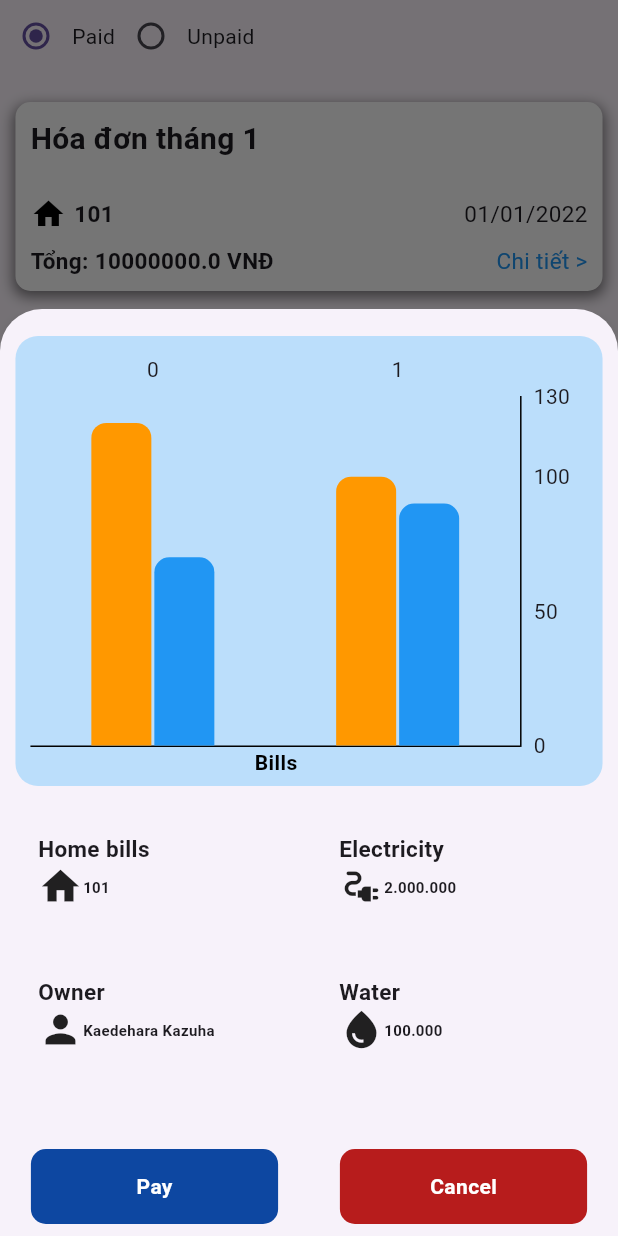
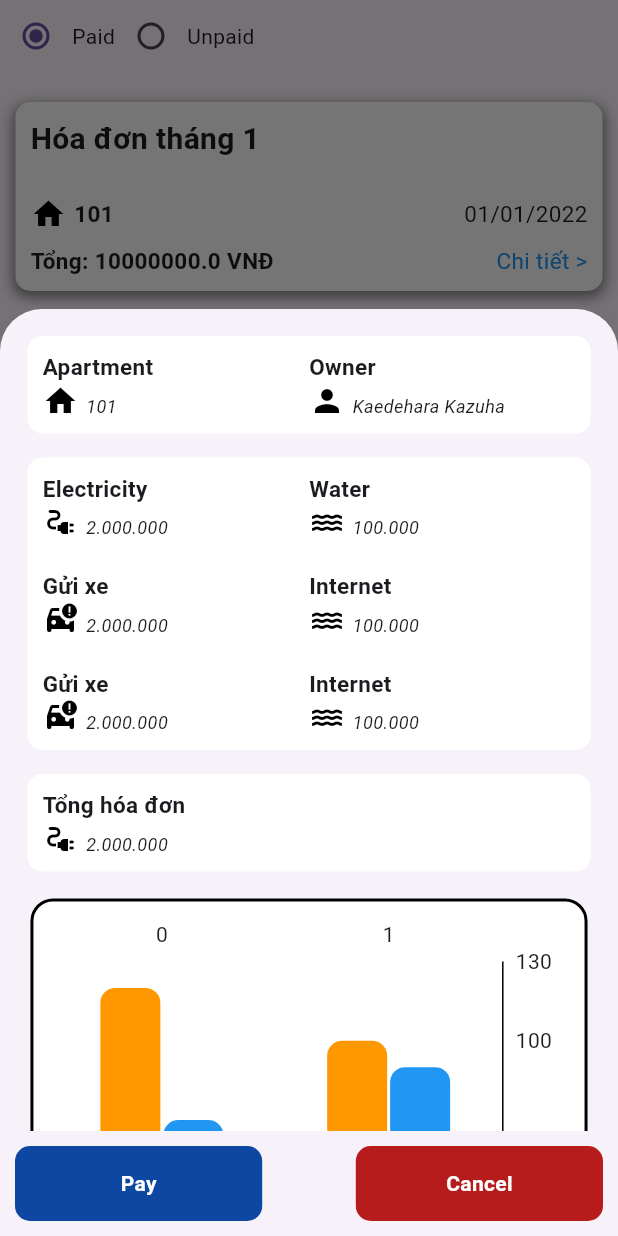
Before and after one commit to DATN-TP/FE, a Flutter app: the RentPage screen opened directly, after a tap on "Chi tiết >", on a phone screen of 412 x 824 dp. Run offline on Flutter 3.47's test engine with Material 3 defaults, Android fonts, the phone set to English and light mode, and no system bars; drawn by our look-alikes of fl_chart; our stand-ins replace easy_localization, flutter_dotenv, fluttertoast, font_awesome_flutter, hive, hive_flutter and 2 more; accounts and stored records are empty.

Commit message:
[FIX] fix ui bill

```diff
--- a/lib/models/user_model.dart
+++ b/lib/models/user_model.dart
@@ -5,7 +5,7 @@ class User {
   final String phone;
   final String role;
   final String address;
-  final String apartmentNumber;
+  // final String apartmentNumber;
   final String position;
   // final String avatar;
 
@@ -17,7 +17,7 @@ class User {
     required this.phone,
     required this.role,
     required this.address,
-    required this.apartmentNumber,
+    // required this.apartmentNumber,
     required this.position,
     // required this.avatar,
   });
@@ -30,7 +30,7 @@ class User {
       phone: json['phone'],
       role: json['role'],
       address: json['address'],
-      apartmentNumber: json['apartmentNumber'],
+      // apartmentNumber: json['apartmentNumber'],
       position: json['position'],
       // avatar: json['avatar'],
     );
@@ -44,7 +44,7 @@ class User {
       'phone': phone,
       'role': role,
       'address': address,
-      'apartmentNumber': apartmentNumber,
+      // 'apartmentNumber': apartmentNumber,
       'position': position,
       // 'avatar': avatar,
     };
--- a/lib/views/pages/home/home.dart
+++ b/lib/views/pages/home/home.dart
@@ -68,8 +68,6 @@ class HomePage extends StatelessWidget {
   @override
   Widget build(BuildContext context) {
   User? user = HomePageModel().hiveProvider.getUser();
-  print("user::: ${user?.id}");
-
     return ChangeNotifierProvider(
       create: (_) => HomePageModel(),
       child: Scaffold(
--- a/lib/views/pages/pay/paid/widget/bill_item.dart
+++ b/lib/views/pages/pay/paid/widget/bill_item.dart
@@ -45,7 +45,7 @@ class BillItem extends StatelessWidget {
       future: _loadData(),
       builder: (context, snapshot) {
         if (snapshot.connectionState == ConnectionState.waiting) {
-          return CustomShimmer();
+          return const CustomShimmer();
         } else if (snapshot.hasError) {
           return Center(child: Text('Error: ${snapshot.error}'));
         } else {
--- a/lib/views/pages/pay/paid/widget/bottomsheet_detail_bills.dart
+++ b/lib/views/pages/pay/paid/widget/bottomsheet_detail_bills.dart
@@ -1,3 +1,4 @@
+import 'package:datn/views/pages/pay/paid/widget/detail_bill_item_card.dart';
 import 'package:flutter/material.dart';
 import 'package:fl_chart/fl_chart.dart';
 
@@ -35,9 +36,8 @@ class BottomsheetDetailBills extends StatelessWidget {
       content = content.toStringAsFixed(0).replaceAllMapped(
           RegExp(r'(\d{1,3})(?=(\d{3})+(?!\d))'), (Match m) => '${m[1]}.');
     }
-    return Container(
-      margin: const EdgeInsets.all(5),
-      padding: const EdgeInsets.only(left: 10),
+    return Expanded(
+      flex: 1,
       child: Column(
         mainAxisAlignment: MainAxisAlignment.start,
         crossAxisAlignment: CrossAxisAlignment.start,
@@ -53,13 +53,17 @@ class BottomsheetDetailBills extends StatelessWidget {
             width: 5,
           ),
           Row(
+            crossAxisAlignment: CrossAxisAlignment.end,
             children: [
               icon,
-              Text(
+              Padding(
+                padding: const EdgeInsets.only(left: 5),
+                child: Text(
                   content.toString(),
                   style: const TextStyle(
-                  fontSize: 10,
-                  fontWeight: FontWeight.bold,
+                    fontSize: 12,
+                    fontStyle: FontStyle.italic,
+                  ),
                 ),
               ),
               const SizedBox(
@@ -104,9 +108,13 @@ class BottomsheetDetailBills extends StatelessWidget {
       height: 300,
       width: MediaQuery.of(context).size.width * 0.95,
       decoration: BoxDecoration(
-        color: Colors.blue[100],
+        color: Colors.white,
         borderRadius: const BorderRadius.all(
           Radius.circular(15),
+        ),
+        border: Border.all(
+          color: Colors.black,
+          width: 2,
         ),
       ),
       child: BarChart(
@@ -198,8 +206,10 @@ class BottomsheetDetailBills extends StatelessWidget {
 
   Widget _renderButtonBar(BuildContext context) {
     return Container(
+      child: Padding(
+        padding: const EdgeInsets.all(10.0),
         child: Row(
-        mainAxisAlignment: MainAxisAlignment.spaceAround,
+          mainAxisAlignment: MainAxisAlignment.spaceBetween,
           children: [
             Container(
               width: MediaQuery.of(context).size.width * 0.4,
@@ -249,6 +259,7 @@ class BottomsheetDetailBills extends StatelessWidget {
             ),
           ],
         ),
+      ),
     );
   }
 
@@ -265,56 +276,148 @@ class BottomsheetDetailBills extends StatelessWidget {
             child: Column(
               mainAxisAlignment: MainAxisAlignment.spaceAround,
               children: [
-                _renderChart(context),
-                Container(
+                Flexible(
+                  child: SingleChildScrollView(
+                    physics: const AlwaysScrollableScrollPhysics(),
+                    child: SizedBox(
                       width: MediaQuery.of(context).size.width * 0.95,
-                  height: 200,
-                  child: GridView.count(
-                    childAspectRatio: 2,
-                    crossAxisCount: 2,
-                    crossAxisSpacing: 10,
+                        child: Padding(
+                          padding: const EdgeInsets.only(top: 10),
+                          child: Column(
+                            children: [
+                              DetailBillItemCard(
+                                row: [
+                                  Row(
                                     children: [
                                       _renderItemDetail(
-                        content: apartment,
-                        price: 10000000,
-                        previousPrice: 0,
                                     icon: const Icon(
                                       Icons.home,
-                          size: 30,
+                                      color: Colors.black,
                                     ),
-                        title: 'Home bills',
+                                    title: 'Apartment',
+                                    price: 0,
+                                    previousPrice: 0,
+                                    content: apartment,
                                   ),
                                   _renderItemDetail(
-                        content: electricity,
+                                    icon: const Icon(
+                                      Icons.person,
+                                      color: Colors.black,
+                                    ),
+                                    title: 'Owner',
+                                    price: 0,
+                                    previousPrice: 0,
+                                    content: owner,
+                                  )
+                                    ],
+                                  )
+                                ],
+                              ),
+                              DetailBillItemCard(
+                                row: [
+                                  Row(
+                                    children: [
+                                      _renderItemDetail(
+                                    icon: const Icon(
+                                      Icons.electrical_services,
+                                      color: Colors.black,
+                                    ),
+                                    title: 'Electricity',
                                     price: electricity,
                                     previousPrice: previousPriceElectricity,
+                                    content: electricity,
+                                  ),
+                                  _renderItemDetail(
+                                    icon: const Icon(
+                                      Icons.water,
+                                      color: Colors.black,
+                                    ),
+                                    title: 'Water',
+                                    price: water,
+                                    previousPrice: previousPriceWater,
+                                    content: water,
+                                  ),
+                                    ],
+                                  ),
+                                  const SizedBox(
+                                    height: 20,
+                                  ),
+                                  Row(
+                                    children: [
+                                  _renderItemDetail(
+                                    icon: const Icon(
+                                      Icons.car_crash,
+                                      color: Colors.black,
+                                    ),
+                                    title: 'Gửi xe',
+                                    price: electricity,
+                                    previousPrice: previousPriceElectricity,
+                                    content: electricity,
+                                  ),
+                                  _renderItemDetail(
+                                    icon: const Icon(
+                                      Icons.water,
+                                      color: Colors.black,
+                                    ),
+                                    title: 'Internet',
+                                    price: water,
+                                    previousPrice: previousPriceWater,
+                                    content: water,
+                                  )
+                                    ],
+                                  ),
+                                  const SizedBox(
+                                    height: 20,
+                                  ),
+                                  Row(
+                                    children: [
+                                  _renderItemDetail(
+                                    icon: const Icon(
+                                      Icons.car_crash,
+                                      color: Colors.black,
+                                    ),
+                                    title: 'Gửi xe',
+                                    price: electricity,
+                                    previousPrice: previousPriceElectricity,
+                                    content: electricity,
+                                  ),
+                                  _renderItemDetail(
+                                    icon: const Icon(
+                                      Icons.water,
+                                      color: Colors.black,
+                                    ),
+                                    title: 'Internet',
+                                    price: water,
+                                    previousPrice: previousPriceWater,
+                                    content: water,
+                                  )
+                                    ],
+                                  ),
+                                ],
+                              ),
+                              DetailBillItemCard(row:
+                                [
+                                  Row(
+                                    children: [
+                                      _renderItemDetail(
                                     icon: const Icon(
                                       Icons.electrical_services,
-                          size: 30,
+                                      color: Colors.black,
                                     ),
-                        title: 'Electricity',
-                      ),
-                      _renderItemDetail(
-                        content: owner,
-                        price: price,
-                        previousPrice: 0,
-                        icon: const Icon(
-                          Icons.person,
-                          size: 30,
-                        ),
-                        title: 'Owner',
-                      ),
-                      _renderItemDetail(
-                        content: water,
-                        price: water,
-                        previousPrice: previousPriceWater,
-                        icon: const Icon(
-                          Icons.water_drop_sharp,
-                          size: 30,
-                        ),
-                        title: 'Water',
+                                    title: 'Tổng hóa đơn',
+                                    price: electricity,
+                                    previousPrice: previousPriceElectricity,
+                                    content: electricity,
+                                  )
+                                    ],
                                   ),
                                 ],
+                              ),
+                               _renderChart(context),
+                            ],
+                          ),
+                        ),
+                      ),
                     ),
                 ),
                 _renderButtonBar(context),
--- a/lib/views/pages/pay/paid/widget/custom_shimmer.dart
+++ b/lib/views/pages/pay/paid/widget/custom_shimmer.dart
@@ -10,23 +10,19 @@ class CustomShimmer extends StatelessWidget {
       baseColor: Colors.grey[500]!,
       highlightColor: Colors.grey[100]!,
       child: Container(
+        decoration: BoxDecoration(
+          color: Colors.white,
+          borderRadius: BorderRadius.circular(10),
+        ),
         margin: const EdgeInsets.only(top: 20),
         width: MediaQuery.of(context).size.width * 0.95,
         child: Column(
           children: [
             Container(
-              height: 100,
+              height: 120,
               margin: const EdgeInsets.only(bottom: 10),
-              decoration: BoxDecoration(
-                borderRadius: const BorderRadius.all(Radius.circular(0)),
-                boxShadow: [
-                  BoxShadow(
-                    color: Colors.black.withOpacity(0.5),
-                    spreadRadius: 1,
-                    blurRadius: 7,
-                    offset: const Offset(3, 15),
-                  ),
-                ],
+              decoration: const BoxDecoration(
+                borderRadius: BorderRadius.all(Radius.circular(10)),
               ),
             )
           ],
--- /dev/null
+++ b/lib/views/pages/pay/paid/widget/detail_bill_item_card.dart
@@ -0,0 +1,28 @@
+import 'package:flutter/material.dart';
+
+class DetailBillItemCard extends StatelessWidget {
+  final List<Widget> row;
+
+  const DetailBillItemCard({super.key, required this.row});
+
+  @override
+  Widget build(BuildContext context) {
+    return Padding(
+      padding: const EdgeInsets.all(8.0),
+      child: Container(
+        padding: const EdgeInsets.all(10),
+        width: MediaQuery.of(context).size.width * 0.95,
+        decoration: const BoxDecoration(
+          color: Colors.white,
+          borderRadius:  BorderRadius.all(Radius.circular(10)),
+        ),
+        child: Column(
+          mainAxisAlignment: MainAxisAlignment.spaceBetween,
+          children: [
+            ...row,
+          ],
+        ),
+      ),
+    );
+  }
+}
```
Also changed, not shown: 1 other file. Lines whose indentation alone changed are shown as unchanged.
